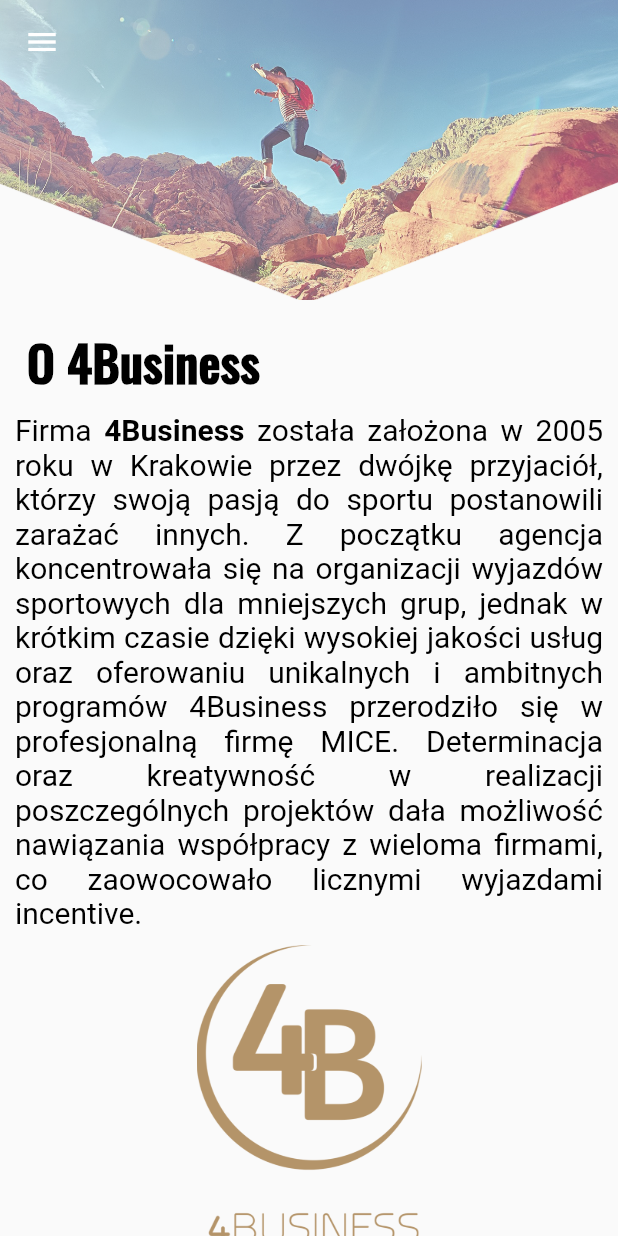
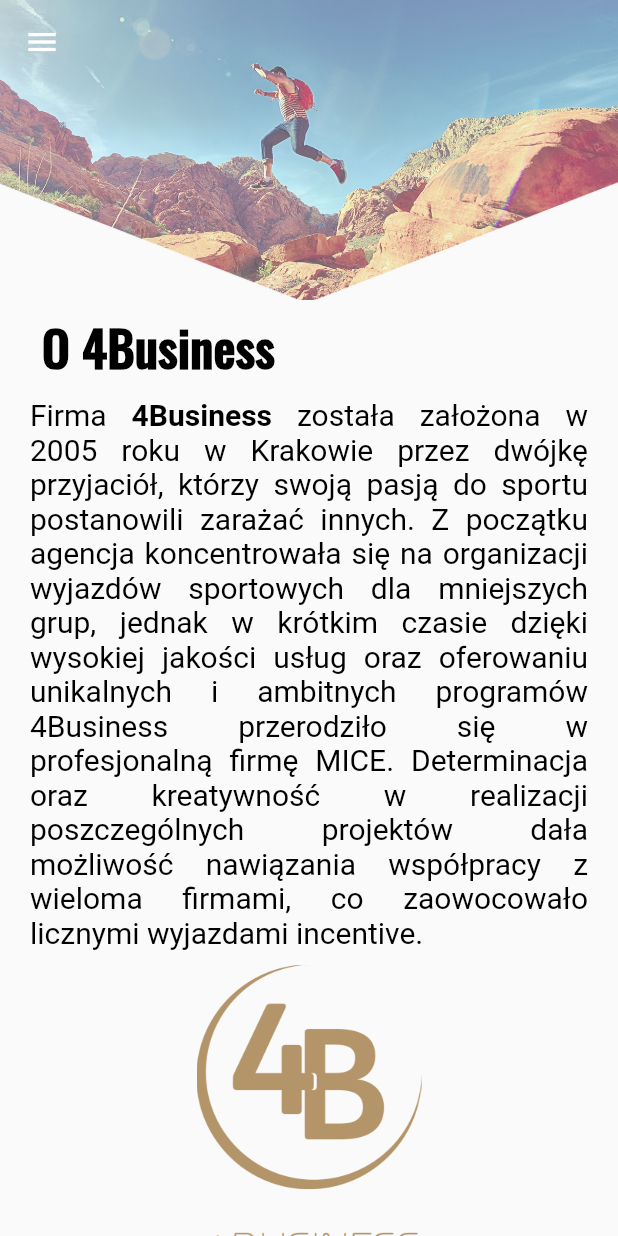
Before and after one commit to mateusz-grzegorzek/4B-mobile-app, a Flutter app: the AboutUsPage screen opened by its route, on a phone screen of 412 x 824 dp. Run offline on Flutter 3.47's test engine with Material 2 defaults, Android fonts, the phone set to English and light mode, and no system bars; our stand-ins replace firebase_database, shared_preferences; accounts and stored records are empty; generated files the repository leaves out were written again.

Commit message:
Add left and right padding to text on pages

```diff
--- a/lib/pages/home/about_us/about_us_page.dart
+++ b/lib/pages/home/about_us/about_us_page.dart
@@ -64,14 +64,13 @@
 
   @override
   Widget build(BuildContext context) {
-    return fBuildSilverPage(
-        "assets/images/about_us_top_image.png", fBuildBody(context),
-        HomePage.drawer);
+    return fBuildSilverPage("assets/images/about_us_top_image.png",
+        fBuildBody(context), HomePage.drawer);
   }
 
   Widget fBuildBody(BuildContext context) {
     return Container(
-        padding: EdgeInsets.all(10),
+        padding: EdgeInsets.symmetric(horizontal: 20.0),
         child: Column(
           crossAxisAlignment: CrossAxisAlignment.start,
           children: <Widget>[
--- a/lib/pages/home/offer/service_page.dart
+++ b/lib/pages/home/offer/service_page.dart
@@ -53,7 +53,7 @@
 
   Widget fBuildTop() {
     return Padding(
-      padding: EdgeInsets.symmetric(vertical: 0.0, horizontal: 10.0),
+      padding: EdgeInsets.symmetric(horizontal: 20.0),
       child: Column(
         crossAxisAlignment: CrossAxisAlignment.start,
         children: <Widget>[
@@ -83,7 +83,7 @@
 
   Widget fBuildBottom() {
     return Padding(
-        padding: EdgeInsets.symmetric(vertical: 0.0, horizontal: 10.0),
+        padding: EdgeInsets.symmetric(vertical: 0.0, horizontal: 20.0),
         child: Column(
             crossAxisAlignment: CrossAxisAlignment.start,
             children: <Widget>[
--- a/lib/pages/trips/about_country/about_country_page.dart
+++ b/lib/pages/trips/about_country/about_country_page.dart
@@ -29,7 +29,7 @@
         crossAxisAlignment: CrossAxisAlignment.start,
         children: <Widget>[
           Padding(
-            padding: EdgeInsets.all(10),
+            padding: EdgeInsets.symmetric(horizontal: 20.0),
             child: Column(
               crossAxisAlignment: CrossAxisAlignment.start,
               children: <Widget>[
@@ -45,7 +45,7 @@
           ),
           Image.asset("assets/images/trips/las_vegas/about_country.png"),
           Padding(
-              padding: EdgeInsets.all(10),
+              padding: EdgeInsets.symmetric(horizontal: 20.0),
               child: Column(
                   crossAxisAlignment: CrossAxisAlignment.start,
                   children: <Widget>[
--- a/lib/pages/trips/news/news_page.dart
+++ b/lib/pages/trips/news/news_page.dart
@@ -63,6 +63,7 @@
   @override
   Widget build(BuildContext context) {
     return Container(
+      padding: EdgeInsets.symmetric(horizontal: 5.0),
       child: Column(
         crossAxisAlignment: CrossAxisAlignment.start,
         children: <Widget>[
--- a/lib/pages/trips/visited_places/visited_places_page.dart
+++ b/lib/pages/trips/visited_places/visited_places_page.dart
@@ -23,7 +23,7 @@
         ),
         Padding(padding: EdgeInsets.only(top: 10)),
         Padding(
-          padding: EdgeInsets.all(10),
+          padding: EdgeInsets.symmetric(horizontal: 20.0),
           child: Column(
               crossAxisAlignment: CrossAxisAlignment.start,
               children: <Widget>[
@@ -32,10 +32,12 @@
                     TextStyle(
                         color: gBrownColor,
                         fontSize: 22,
-                        fontWeight: FontWeight.bold)),
+                        fontWeight: FontWeight.bold,
+                        fontFamily: 'Oswald')),
                 fPrintJustifiedText(aBody)
               ]),
         ),
+        Padding(padding: EdgeInsets.only(top: 10)),
       ],
     );
   }
```
